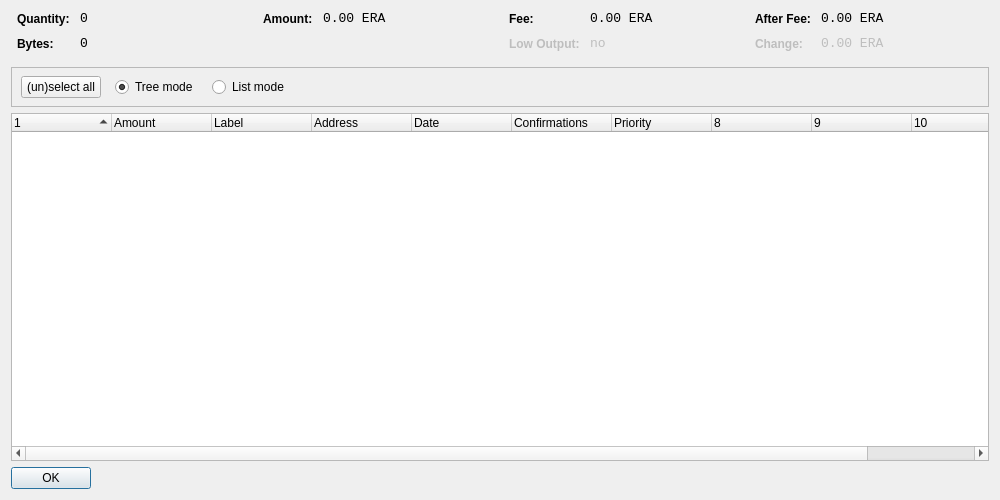
Above: src/qt/forms/coincontroldialog.ui from EraNetwork/Era before the change. Below: the same form after it.
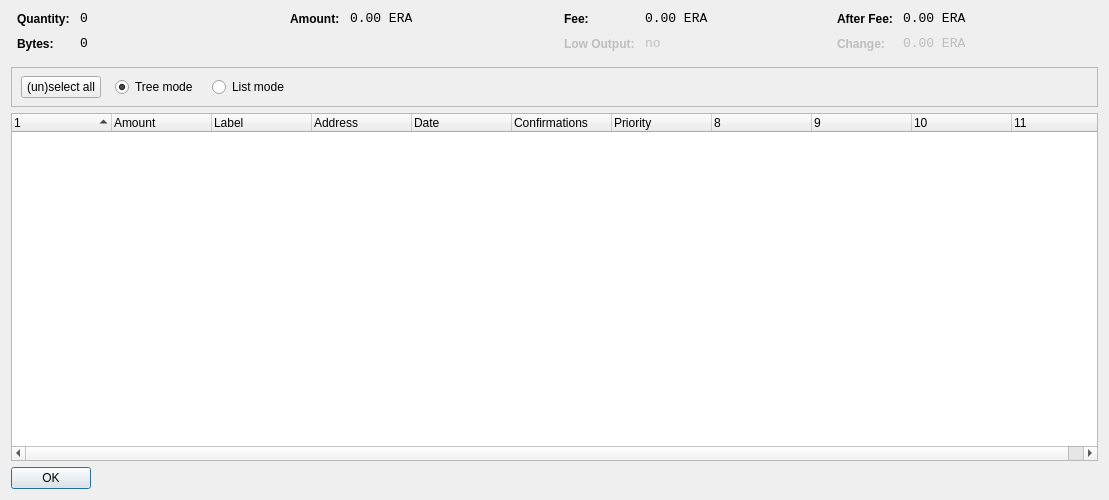
That is the form after the change. Custom widgets are drawn as their Qt base class.

```diff
--- a/src/qt/forms/coincontroldialog.ui
+++ b/src/qt/forms/coincontroldialog.ui
@@ -6,7 +6,7 @@
    <rect>
     <x>0</x>
     <y>0</y>
-    <width>1000</width>
+    <width>1109</width>
     <height>500</height>
    </rect>
   </property>
```
Left out of the diff: 2 changed lines with no effect on the pictures.
